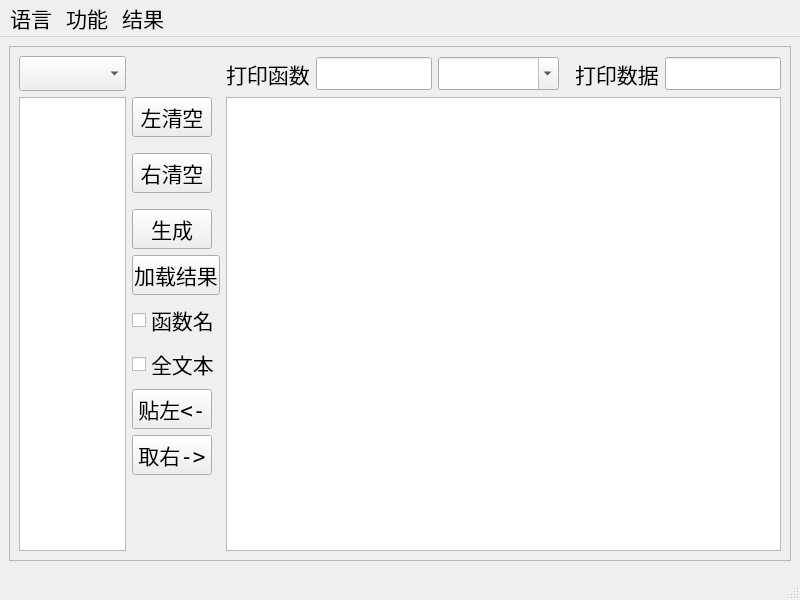
First picture: the form in auto_c_code/codesophia.ui, repository yjduoduo/auto_c_code, before the edit.
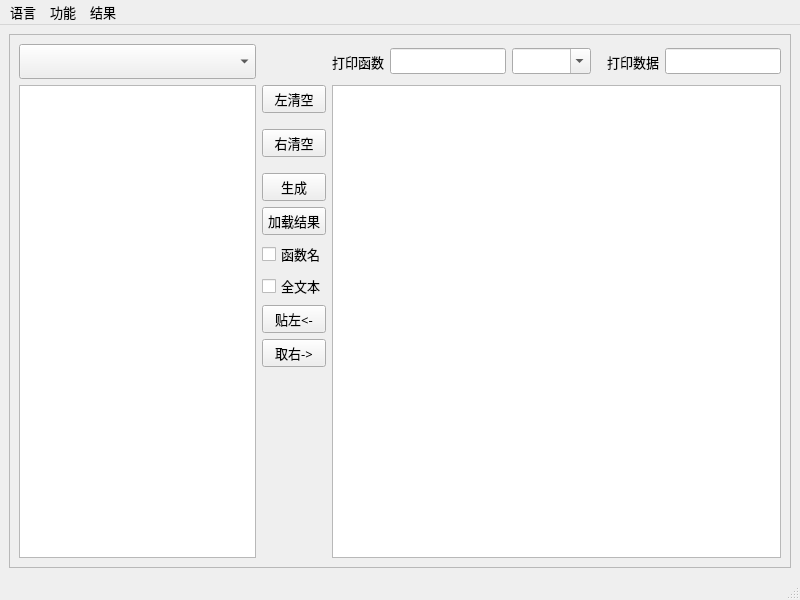
Second picture: the form after the edit.

Commit message: 路径中的空格被删除，导致文件无法打开，去除。

```diff
--- a/auto_c_code/codesophia.ui
+++ b/auto_c_code/codesophia.ui
@@ -12,8 +12,8 @@
   </property>
   <property name="font">
    <font>
-    <family>Fixedsys</family>
-    <pointsize>16</pointsize>
+    <family>宋体</family>
+    <pointsize>10</pointsize>
     <weight>50</weight>
     <bold>false</bold>
    </font>
@@ -237,8 +237,8 @@
           <font>
            <family>楷体</family>
            <pointsize>14</pointsize>
-           <weight>75</weight>
-           <bold>true</bold>
+           <weight>50</weight>
+           <bold>false</bold>
           </font>
          </property>
          <property name="maxVisibleItems">
```
The commit also changes 2 other files.
